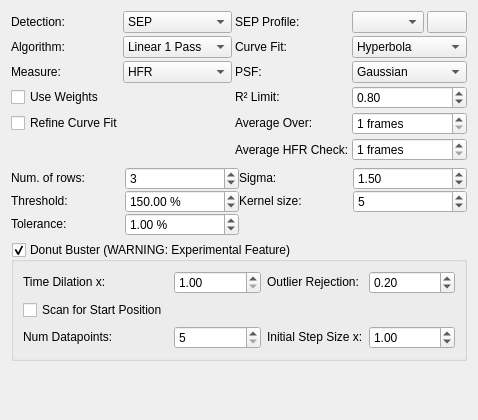
First picture: the form in kstars/ekos/focus/opsfocusprocess.ui, repository KDE/kstars, before the edit.
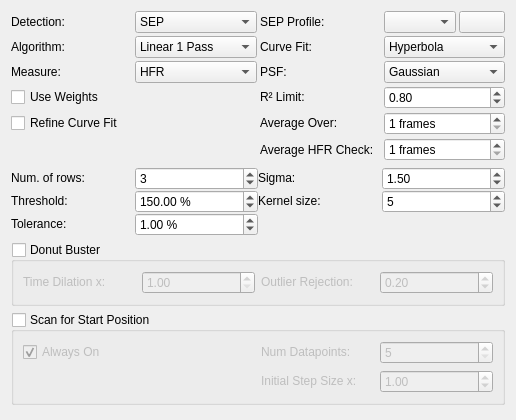
Second picture: the form after the edit.

Commit message: Focus Fail Bugs

The edit to the form file:
```diff
--- a/kstars/ekos/focus/opsfocusprocess.ui
+++ b/kstars/ekos/focus/opsfocusprocess.ui
@@ -6,7 +6,7 @@
    <rect>
     <x>0</x>
     <y>0</y>
-    <width>478</width>
+    <width>516</width>
     <height>420</height>
    </rect>
   </property>
@@ -668,7 +668,7 @@
       <string>&lt;html&gt;&lt;head/&gt;&lt;body&gt;&lt;p&gt;Check to enable Donut Busting functionality. Use on telescopes with a central obstruction that create donut shaped stars when defocused.&lt;/p&gt;&lt;p&gt;This is a currently an experimental feature that should be used with caution.&lt;/p&gt;&lt;/body&gt;&lt;/html&gt;</string>
      </property>
      <property name="title">
-      <string>Donut Buster (WARNING: Experimental Feature)</string>
+      <string>Donut Buster</string>
      </property>
      <property name="flat">
       <bool>true</bool>
@@ -677,13 +677,13 @@
       <bool>true</bool>
      </property>
      <property name="checked">
-      <bool>true</bool>
+      <bool>false</bool>
      </property>
      <layout class="QGridLayout" name="gridLayout">
       <item row="0" column="0">
        <widget class="QLabel" name="label">
         <property name="enabled">
-         <bool>true</bool>
+         <bool>false</bool>
         </property>
         <property name="sizePolicy">
          <sizepolicy hsizetype="Preferred" vsizetype="Fixed">
@@ -699,39 +699,16 @@
         </property>
        </widget>
       </item>
-      <item row="2" column="0">
-       <widget class="QCheckBox" name="focusScanStartPos">
-        <property name="toolTip">
-         <string>&lt;html&gt;&lt;head/&gt;&lt;body&gt;&lt;p&gt;Check to scan for a start position. The algorithm will look for a minimum data point using Num Datapoints.&lt;/p&gt;&lt;/body&gt;&lt;/html&gt;</string>
-        </property>
-        <property name="text">
-         <string>Scan for Start Position</string>
-        </property>
-       </widget>
-      </item>
-      <item row="3" column="1">
-       <widget class="QSpinBox" name="focusScanDatapoints">
-        <property name="toolTip">
-         <string>When Scan for Start Position is checked this is the number of datapoints to use.</string>
-        </property>
-        <property name="readOnly">
-         <bool>false</bool>
-        </property>
-        <property name="minimum">
-         <number>5</number>
-        </property>
-        <property name="maximum">
-         <number>11</number>
-        </property>
-        <property name="singleStep">
-         <number>2</number>
-        </property>
-       </widget>
-      </item>
       <item row="0" column="1">
        <widget class="QDoubleSpinBox" name="focusTimeDilation">
         <property name="enabled">
-         <bool>true</bool>
+         <bool>false</bool>
+        </property>
+        <property name="sizePolicy">
+         <sizepolicy hsizetype="Preferred" vsizetype="Fixed">
+          <horstretch>0</horstretch>
+          <verstretch>0</verstretch>
+         </sizepolicy>
         </property>
         <property name="toolTip">
          <string>&lt;html&gt;&lt;head/&gt;&lt;body&gt;&lt;p&gt;The furthest datapoints have their exposure times increased by this factor. The in focus datapoint exposure is not increased. Intermediate points have their exposures scaled appropriately.&lt;/p&gt;&lt;p&gt;Set to 1 to disable this option.&lt;/p&gt;&lt;/body&gt;&lt;/html&gt;</string>
@@ -750,19 +727,6 @@
         </property>
        </widget>
       </item>
-      <item row="3" column="0">
-       <widget class="QLabel" name="label_3">
-        <property name="sizePolicy">
-         <sizepolicy hsizetype="Preferred" vsizetype="Fixed">
-          <horstretch>0</horstretch>
-          <verstretch>0</verstretch>
-         </sizepolicy>
-        </property>
-        <property name="text">
-         <string>Num Datapoints:</string>
-        </property>
-       </widget>
-      </item>
       <item row="0" column="2">
        <widget class="QLabel" name="label_2">
         <property name="sizePolicy">
@@ -781,6 +745,12 @@
       </item>
       <item row="0" column="3">
        <widget class="QDoubleSpinBox" name="focusOutlierRejection">
+        <property name="sizePolicy">
+         <sizepolicy hsizetype="Preferred" vsizetype="Fixed">
+          <horstretch>0</horstretch>
+          <verstretch>0</verstretch>
+         </sizepolicy>
+        </property>
         <property name="toolTip">
          <string>&lt;html&gt;&lt;head/&gt;&lt;body&gt;&lt;p&gt;How aggressively to apply Outlier Rejection. Higher values reject more outliers.&lt;/p&gt;&lt;p&gt;Refine Curve Fit must be set for this option to be active.&lt;/p&gt;&lt;/body&gt;&lt;/html&gt;</string>
         </property>
@@ -795,7 +765,34 @@
         </property>
        </widget>
       </item>
-      <item row="3" column="2">
+     </layout>
+    </widget>
+   </item>
+   <item>
+    <widget class="QGroupBox" name="focusScanStartPos">
+     <property name="sizePolicy">
+      <sizepolicy hsizetype="Preferred" vsizetype="Fixed">
+       <horstretch>0</horstretch>
+       <verstretch>0</verstretch>
+      </sizepolicy>
+     </property>
+     <property name="toolTip">
+      <string>&lt;html&gt;&lt;head/&gt;&lt;body&gt;&lt;p&gt;Check to scan for a start position. The algorithm will look for a minimum data point using Num Datapoints.&lt;/p&gt;&lt;/body&gt;&lt;/html&gt;</string>
+     </property>
+     <property name="title">
+      <string>Scan for Start Position</string>
+     </property>
+     <property name="flat">
+      <bool>true</bool>
+     </property>
+     <property name="checkable">
+      <bool>true</bool>
+     </property>
+     <property name="checked">
+      <bool>false</bool>
+     </property>
+     <layout class="QGridLayout" name="gridLayout_2">
+      <item row="1" column="2">
        <widget class="QLabel" name="label_4">
         <property name="sizePolicy">
          <sizepolicy hsizetype="Preferred" vsizetype="Fixed">
@@ -811,8 +808,17 @@
         </property>
        </widget>
       </item>
-      <item row="3" column="3">
+      <item row="1" column="3">
        <widget class="QDoubleSpinBox" name="focusScanStepSizeFactor">
+        <property name="sizePolicy">
+         <sizepolicy hsizetype="Preferred" vsizetype="Fixed">
+          <horstretch>0</horstretch>
+          <verstretch>0</verstretch>
+         </sizepolicy>
+        </property>
+        <property name="toolTip">
+         <string>Scan for Start Position uses a step size = Initial Step Size multiplied by Initial Step Size x.</string>
+        </property>
         <property name="minimum">
          <double>0.100000000000000</double>
         </property>
@@ -824,6 +830,63 @@
         </property>
        </widget>
       </item>
+      <item row="0" column="0" colspan="2">
+       <widget class="QCheckBox" name="focusScanAlwaysOn">
+        <property name="sizePolicy">
+         <sizepolicy hsizetype="Preferred" vsizetype="Fixed">
+          <horstretch>0</horstretch>
+          <verstretch>0</verstretch>
+         </sizepolicy>
+        </property>
+        <property name="toolTip">
+         <string>Check to always run Scan for Start Position, uncheck to only run after a failed Autofocus.</string>
+        </property>
+        <property name="text">
+         <string>Always On</string>
+        </property>
+        <property name="checked">
+         <bool>true</bool>
+        </property>
+       </widget>
+      </item>
+      <item row="0" column="2">
+       <widget class="QLabel" name="label_3">
+        <property name="sizePolicy">
+         <sizepolicy hsizetype="Preferred" vsizetype="Fixed">
+          <horstretch>0</horstretch>
+          <verstretch>0</verstretch>
+         </sizepolicy>
+        </property>
+        <property name="text">
+         <string>Num Datapoints:</string>
+        </property>
+       </widget>
+      </item>
+      <item row="0" column="3">
+       <widget class="QSpinBox" name="focusScanDatapoints">
+        <property name="sizePolicy">
+         <sizepolicy hsizetype="Preferred" vsizetype="Fixed">
+          <horstretch>0</horstretch>
+          <verstretch>0</verstretch>
+         </sizepolicy>
+        </property>
+        <property name="toolTip">
+         <string>The number of datapoints to use during Scan for Start Position.</string>
+        </property>
+        <property name="readOnly">
+         <bool>false</bool>
+        </property>
+        <property name="minimum">
+         <number>5</number>
+        </property>
+        <property name="maximum">
+         <number>11</number>
+        </property>
+        <property name="singleStep">
+         <number>2</number>
+        </property>
+       </widget>
+      </item>
      </layout>
     </widget>
    </item>
```
Left out of the diff: 4 changed lines with no effect on the pictures. The commit also changes 6 other files.
